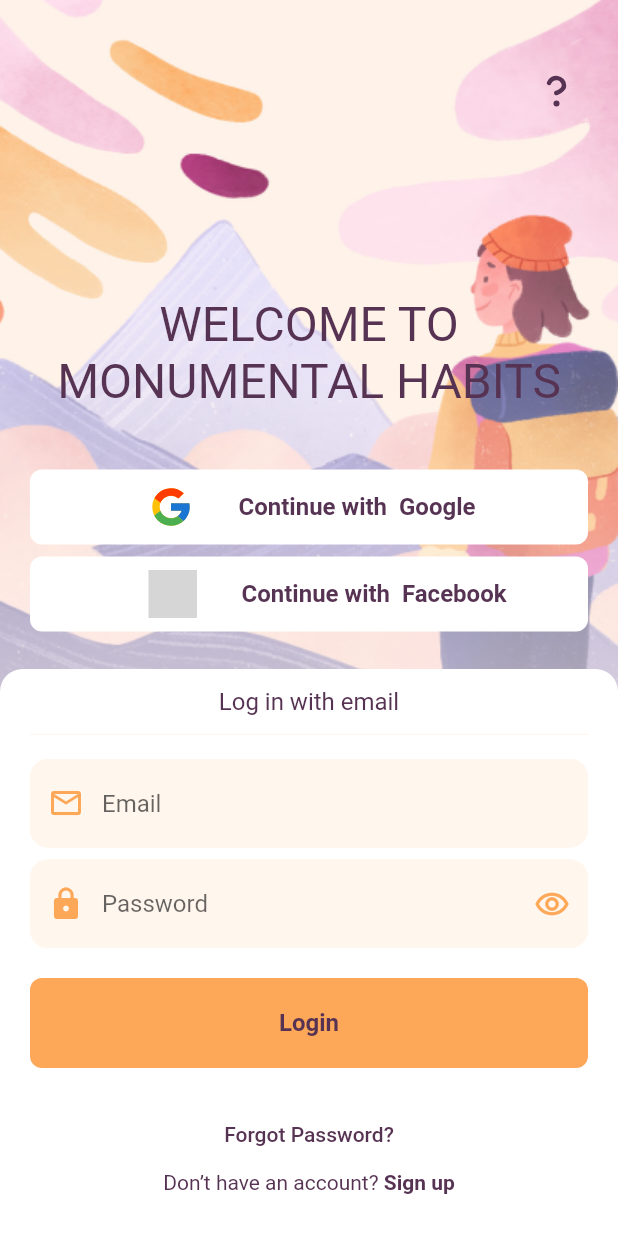
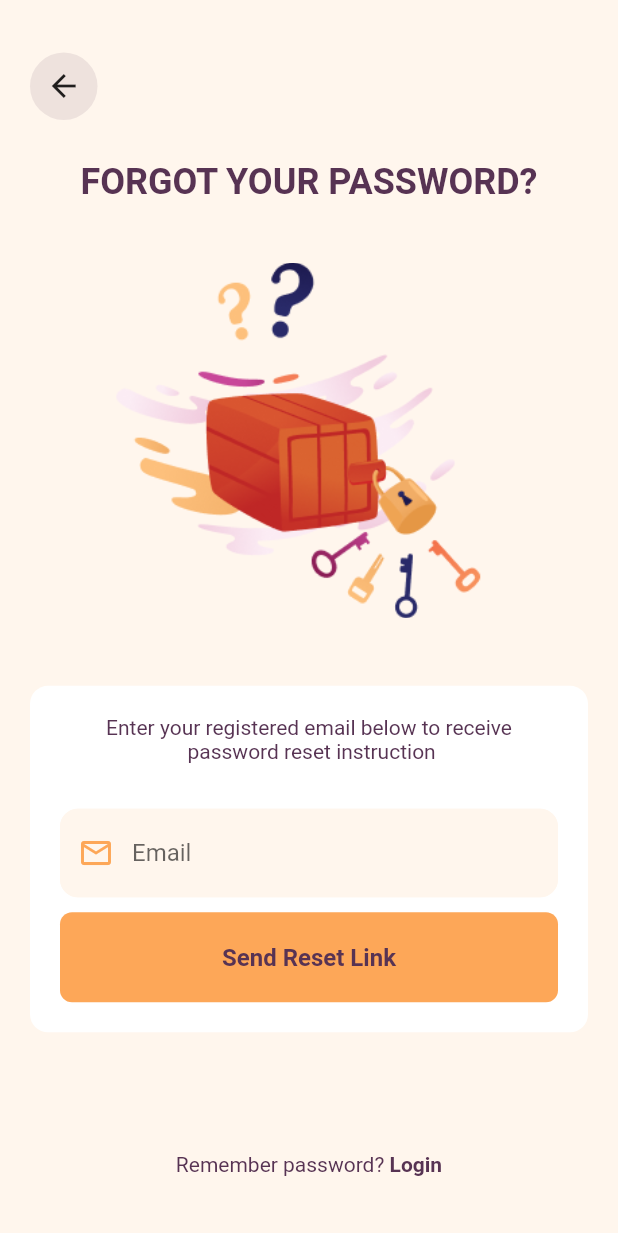
Before and after one commit to Van-Chi/Habit_App, a Flutter app: the LoginPage screen opened directly, after a tap on "Forgot Password?", on a phone screen of 412 x 824 dp. Shown: the top 1233 px of the screen. Run offline on Flutter 3.47's test engine with Material 2 defaults, Android fonts, the phone set to English and light mode, and no system bars; our stand-ins replace flutter_native_splash, flutter_svg; missing offline and left inert: dart:ffi; grey boxes are pictures that could not be loaded.

Commit message:
update UI reset password

```diff
--- a/lib/app/pages/login/login_page.dart
+++ b/lib/app/pages/login/login_page.dart
@@ -1,6 +1,7 @@
 import 'package:flutter/material.dart';
 import 'package:flutter_svg/flutter_svg.dart';
 import 'package:habit_app/app/pages/login/login_controller.dart';
+import 'package:habit_app/app/pages/reset_password/reset_password_page.dart';
 import 'package:habit_app/app/pages/sign_up/sign_up_page.dart';
 import 'package:habit_app/app/utils/app_colors.dart';
 import 'package:habit_app/app/widgets/app_button.dart';
@@ -50,7 +51,18 @@ class _LoginPageState extends State<LoginPage> {
               alignment: Alignment.topRight,
               child: Container(
                 margin: const EdgeInsets.only(top: 50, right: 30),
-                child: SvgPicture.asset('assets/icons/ic_loupe.svg'),
+                child: InkWell(
+                  onTap: (){},
+                  child: Container(
+                    height: 45,
+                    width: 45,
+                    decoration: BoxDecoration(
+                      borderRadius: BorderRadius.circular(65),
+                      color: AppColors.purple.withOpacity(0.1),
+                    ),
+                    child: const Icon(Icons.question_mark),
+                  ),
+                ),
               ),
             ),
             Align(
@@ -240,7 +252,13 @@ class _LoginPageState extends State<LoginPage> {
                             height: 20,
                           ),
                           TextButton(
-                            onPressed: () {},
+                            onPressed: () {
+                              Navigator.push(
+                                  context,
+                                  MaterialPageRoute(
+                                      builder: (context) =>
+                                          const ResetPasswordPage()));
+                            },
                             child: Text(
                               'Forgot Password?',
                               style: TextStyle(color: AppColors.purple),
--- /dev/null
+++ b/lib/app/pages/reset_password/reset_password_controller.dart
@@ -0,0 +1,10 @@
+import 'package:flutter/foundation.dart';
+
+class ResetPasswordController extends ChangeNotifier{
+  String email='';
+
+  void setEmail(String value){
+    email=value;
+    notifyListeners();
+  }
+}
--- /dev/null
+++ b/lib/app/pages/reset_password/reset_password_page.dart
@@ -0,0 +1,148 @@
+import 'package:flutter/material.dart';
+import 'package:habit_app/app/pages/reset_password/reset_password_controller.dart';
+import 'package:habit_app/app/utils/app_colors.dart';
+import 'package:habit_app/app/widgets/app_button.dart';
+import 'package:habit_app/app/widgets/app_text_field.dart';
+import 'package:provider/provider.dart';
+
+class ResetPasswordPage extends StatefulWidget {
+  const ResetPasswordPage({super.key});
+
+  @override
+  State<ResetPasswordPage> createState() => _ResetPasswordPageState();
+}
+
+class _ResetPasswordPageState extends State<ResetPasswordPage> {
+  @override
+  Widget build(BuildContext context) {
+    return GestureDetector(
+      onTap: () {
+        FocusManager.instance.primaryFocus?.unfocus();
+      },
+      child: Scaffold(
+        backgroundColor: AppColors.orangeOpacity,
+        body: SingleChildScrollView(
+          child: Padding(
+            padding: const EdgeInsets.all(20.0),
+            child: Column(
+              children: [
+                Align(
+                  alignment: Alignment.centerLeft,
+                  child: InkWell(
+                    child: Container(
+                      margin: const EdgeInsets.only(top: 15),
+                      width: 45,
+                      height: 45,
+                      decoration: BoxDecoration(
+                        borderRadius: BorderRadius.circular(60),
+                        color: AppColors.purple.withOpacity(0.1),
+                      ),
+                      child: const Icon(Icons.arrow_back_outlined),
+                    ),
+                    onTap: () {
+                      Navigator.pop(context);
+                    },
+                  ),
+                ),
+                const SizedBox(
+                  height: 27,
+                ),
+                Text(
+                  'FORGOT YOUR PASSWORD?',
+                  style: TextStyle(
+                    fontSize: 24,
+                    color: AppColors.purple,
+                    fontWeight: FontWeight.bold,
+                  ),
+                ),
+                const SizedBox(
+                  height: 40,
+                ),
+                Image.asset('assets/images/chest.png'),
+                const SizedBox(
+                  height: 45,
+                ),
+                Container(
+                  padding: const EdgeInsets.all(20),
+                  decoration: BoxDecoration(
+                    color: Colors.white,
+                    borderRadius: BorderRadius.circular(12),
+                  ),
+                  width: double.infinity,
+                  child: Column(
+                    children: [
+                      Text(
+                        'Enter your registered email below to receive\n password reset instruction',
+                        textAlign: TextAlign.center,
+                        style: TextStyle(color: AppColors.purple),
+                      ),
+                      const SizedBox(
+                        height: 30,
+                      ),
+                      Selector<ResetPasswordController, String>(
+                        selector: (_, state) {
+                          return state.email;
+                        },
+                        builder: (context, value, widget) {
+                          return AppTextField(
+
+                            prefixIcon: Icon(
+                              Icons.mail_outline,
+                              color: AppColors.orangeText,
+                            ),
+                            hintText: 'Email',
+                            textStyle: TextStyle(
+                              color: AppColors.orangeText,
+                            ),
+                            filled: true,
+                            fillColor: AppColors.orangeOpacity,
+                          );
+                        },
+                      ),
+                      const SizedBox(
+                        height: 10,
+                      ),
+                      SizedBox(
+                        height: 60,
+                        width: double.infinity,
+                        child: AppButton(
+                          content: Text(
+                            'Send Reset Link',
+                            style: TextStyle(
+                                color: AppColors.purple,
+                                fontWeight: FontWeight.bold,
+                                fontSize: 16),
+                          ),
+                        ),
+                      ),
+                    ],
+                  ),
+                ),
+                const SizedBox(
+                  height: 80,
+                ),
+                RichText(
+                  text: TextSpan(children: [
+                    TextSpan(
+                        text: 'Remember password? ',
+                        style: TextStyle(color: AppColors.purple)),
+                    TextSpan(
+                        recognizer: TapAndPanGestureRecognizer()
+                          ..onTapDown = (value) {
+                            Navigator.pop(context);
+                          },
+                        text: 'Login',
+                        style: TextStyle(
+                            color: AppColors.purple,
+                            fontWeight: FontWeight.bold,
+                            fontSize: 14))
+                  ]),
+                )
+              ],
+            ),
+          ),
+        ),
+      ),
+    );
+  }
+}
--- a/lib/main.dart
+++ b/lib/main.dart
@@ -6,6 +6,7 @@ import 'package:habit_app/app/pages/introduction/introduction_page.dart';
 import 'package:habit_app/app/pages/login/login_controller.dart';
 import 'package:provider/provider.dart';
 
+import 'app/pages/reset_password/reset_password_controller.dart';
 import 'app/pages/sign_up/sign_up_controller.dart';
 
 Future main() async {
@@ -24,6 +25,9 @@ Future main() async {
         }),
         ChangeNotifierProvider<SignUpController>(create: (context) {
           return SignUpController();
+        }),
+        ChangeNotifierProvider<ResetPasswordController>(create: (context) {
+          return ResetPasswordController();
         })
       ],
       child: const MyApp(),
```
Also changed, not shown: assets/icons/ic_back.svg (added), assets/images/chest.png (added).
